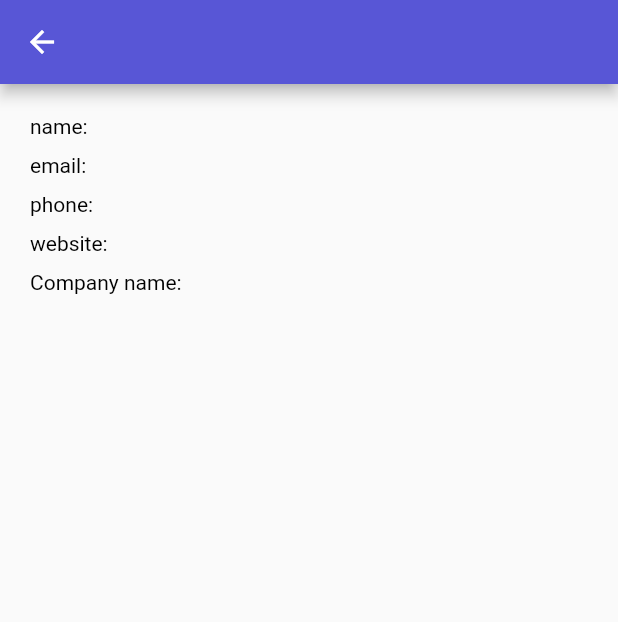
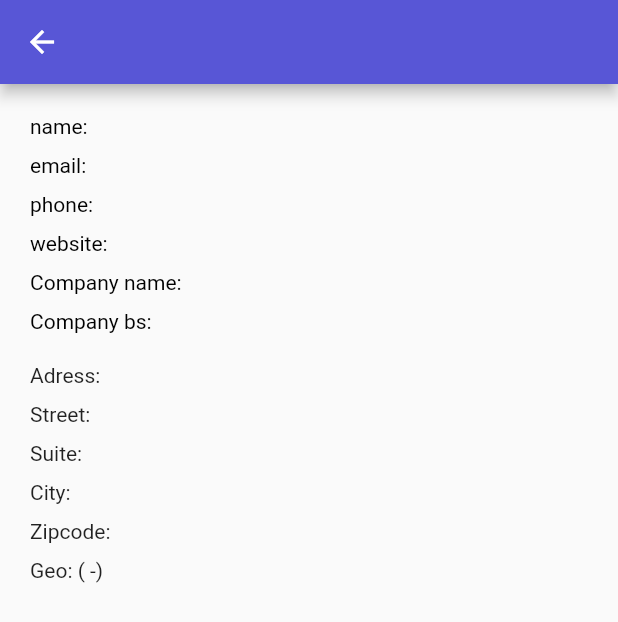
Before and after one commit to tkvsirius/Flutter_App, a Flutter app: the UserName screen opened directly with empty values, on a phone screen of 412 x 824 dp. Shown: the top 622 px of the screen. Run offline on Flutter 3.47's test engine with Material 2 defaults, Android fonts, the light colour scheme and no system bars; network calls fail.

Commit message:
first commit

```diff
--- a/lib/main.dart
+++ b/lib/main.dart
@@ -1,5 +1,5 @@
 import 'package:flutter/material.dart';
-import 'package:flutter_contract_1/first_screen.dart';
+import 'package:flutter_contract_1/screens/first_screen.dart';
 
 void main() => runApp(const MyApp());
 
--- a/lib/models/users.dart
+++ b/lib/models/users.dart
@@ -1,12 +1,4 @@
-// To parse this JSON data, do
-//
-//     final welcome = welcomeFromJson(jsonString);
-
 import 'dart:convert';
-
-// To parse this JSON data, do
-//
-//     final welcome = welcomeFromJson(jsonString);
 
 List<User> welcomeFromJson(String str) =>
     List<User>.from(json.decode(str).map((x) => User.fromJson(x)));
@@ -56,18 +48,18 @@ class User {
 
 class Address {
   Address({
-    required this.street,
-    required this.suite,
-    required this.city,
-    required this.zipcode,
-    required this.geo,
+    this.street,
+    this.suite,
+    this.city,
+    this.zipcode,
+    this.geo,
   });
 
-  String street;
-  String suite;
-  String city;
-  String zipcode;
-  Geo geo;
+  String? street;
+  String? suite;
+  String? city;
+  String? zipcode;
+  Geo? geo;
 
   factory Address.fromJson(Map<String, dynamic> json) => Address(
         street: json["street"],
@@ -82,7 +74,7 @@ class Address {
         "suite": suite,
         "city": city,
         "zipcode": zipcode,
-        "geo": geo.toJson(),
+        "geo": geo?.toJson(),
       };
 }
 
@@ -129,39 +121,3 @@ class Company {
         "bs": bs,
       };
 }
-
-
-
-
-// class User {
-//   User({
-//     required this.name,
-//     required this.username,
-//     required this.email,
-//     required this.phone,
-//     required this.website,
-//   });
-
-//   String? name;
-//   String? username;
-//   String? email;
-
-//   String? phone;
-//   String? website;
-
-//   factory User.fromJson(Map<String, dynamic> json) => User(
-//         name: json["name"],
-//         username: json["username"],
-//         email: json["email"],
-//         phone: json["phone"],
-//         website: json["website"],
-//       );
-
-//   Map<String, dynamic> toJson() => {
-//         "name": name,
-//         "username": username,
-//         "email": email,
-//         "phone": phone,
-//         "website": website,
-//       };
-// }
--- a/lib/screens/username.dart
+++ b/lib/screens/client/username.dart
@@ -3,21 +3,12 @@ import 'package:flutter_contract_1/models/users.dart';
 import 'package:flutter_contract_1/themable.dart';
 
 class UserName extends StatefulWidget {
-  final String username;
-  final String name;
-  final String email;
-  final String phone;
-  final String website;
-  final Company? company;
+  /// Входные данные виджета (класса) User
+  final User user;
 
   UserName({
     Key? key,
-    required this.username,
-    required this.name,
-    required this.email,
-    required this.phone,
-    required this.website,
-    required this.company,
+    required this.user,
   }) : super(key: key);
 
   @override
@@ -32,14 +23,14 @@ class _UserNameState extends State<UserName> with Themeable {
             backgroundColor: colorByModeIndigoWhite(context),
             centerTitle: true,
             title: Text(
-              '${widget.username}',
+              '${widget.user.username}',
             )),
         body: Padding(
           padding: const EdgeInsets.all(20),
           child: ListView(
             children: [
               Text(
-                'name: ${widget.name}',
+                'name: ${widget.user.name}',
                 style: TextStyle(
                   color: colorByModeReverse(
                     context,
@@ -50,7 +41,7 @@ class _UserNameState extends State<UserName> with Themeable {
                 height: 10,
               ),
               Text(
-                'email: ${widget.email}',
+                'email: ${widget.user.email}',
                 style: TextStyle(
                   color: colorByModeReverse(
                     context,
@@ -61,7 +52,7 @@ class _UserNameState extends State<UserName> with Themeable {
                 height: 10,
               ),
               Text(
-                'phone: ${widget.phone}',
+                'phone: ${widget.user.phone}',
                 style: TextStyle(
                   color: colorByModeReverse(
                     context,
@@ -72,7 +63,7 @@ class _UserNameState extends State<UserName> with Themeable {
                 height: 10,
               ),
               Text(
-                'website: ${widget.website}',
+                'website: ${widget.user.website}',
                 style: TextStyle(
                   color: colorByModeReverse(
                     context,
@@ -83,13 +74,51 @@ class _UserNameState extends State<UserName> with Themeable {
                 height: 10,
               ),
               Text(
-                'Company name: ${widget.company?.name}',
+                'Company name: ${widget.user.company?.name}',
                 style: TextStyle(
                   color: colorByModeReverse(
                     context,
                   ),
                 ),
               ),
+              const SizedBox(
+                height: 10,
+              ),
+              Text(
+                'Company bs: ${widget.user.company?.bs}',
+                style: TextStyle(
+                  color: colorByModeReverse(
+                    context,
+                  ),
+                ),
+              ),
+              const SizedBox(
+                height: 20,
+              ),
+              const Text('Adress:'),
+              const SizedBox(
+                height: 10,
+              ),
+              Text('Street: ${widget.user.address?.street}'),
+              const SizedBox(
+                height: 10,
+              ),
+              Text('Suite: ${widget.user.address?.suite}'),
+              const SizedBox(
+                height: 10,
+              ),
+              Text('City: ${widget.user.address?.city}'),
+              const SizedBox(
+                height: 10,
+              ),
+              Text('Zipcode: ${widget.user.address?.zipcode}'),
+              const SizedBox(
+                height: 10,
+              ),
+              Text(
+                'Geo: (${widget.user.address?.geo?.lat} -'
+                '${widget.user.address?.geo?.lng})',
+              ),
             ],
           ),
         ));
--- a/lib/first_screen.dart
+++ b/lib/screens/first_screen.dart
@@ -16,12 +16,8 @@ class FirstScreen extends StatelessWidget {
               colors: [
                 Colors.deepPurple.shade900,
                 Colors.deepPurple.shade900,
-                // Colors.indigoAccent.shade700,
-                // Colors.indigoAccent.shade700,
                 Colors.blue.shade700,
                 Colors.white,
-                // Colors.pink.shade700,
-
                 Colors.indigoAccent.shade700,
               ]),
         ),
--- a/lib/themable.dart
+++ b/lib/themable.dart
@@ -1,10 +1,10 @@
 import 'package:flutter/cupertino.dart';
 
-///
+/// Mixin
 /// Миксин для работы с темой
 ///
 mixin Themeable {
-  ///
+  /// return true, if Black theme
   /// Возвращает истину если сейчас включена темная тема
   ///
   bool isDarkMode(BuildContext context) {
--- a/lib/widgets/widget_app_bar.dart
+++ b/lib/widgets/widget_app_bar.dart
@@ -9,7 +9,6 @@ class MyAppBar extends StatefulWidget
   @override
   _MyAppBarState createState() => _MyAppBarState();
 
-// !!
   @override
   bool shouldFullyObstruct(BuildContext context) => true;
 
@@ -21,10 +20,9 @@ class MyAppBar extends StatefulWidget
   }
 }
 
-///
+/// High AppBar
 /// appBar Верхний
 ///
-
 class _MyAppBarState extends State<MyAppBar> with Themeable {
   @override
   Widget build(BuildContext context) {
@@ -39,7 +37,7 @@ class _MyAppBarState extends State<MyAppBar> with Themeable {
         ),
       ),
       middle: Text(
-        'Contract',
+        'Company',
         style: TextStyle(
           fontSize: 24,
           color: colorByModeIndigoWhite(context),
```
Also changed, not shown: lib/screens/client/business_screen.dart (+4 -4 lines), lib/screens/client/homescreen_client.dart (+4 -4 lines), lib/screens/client/list_users.dart (+6 -12 lines), lib/screens/client/page_user.dart (+5 -5 lines), lib/widgets/widget_expandable_panel.dart (deleted, +0 -19 lines).
